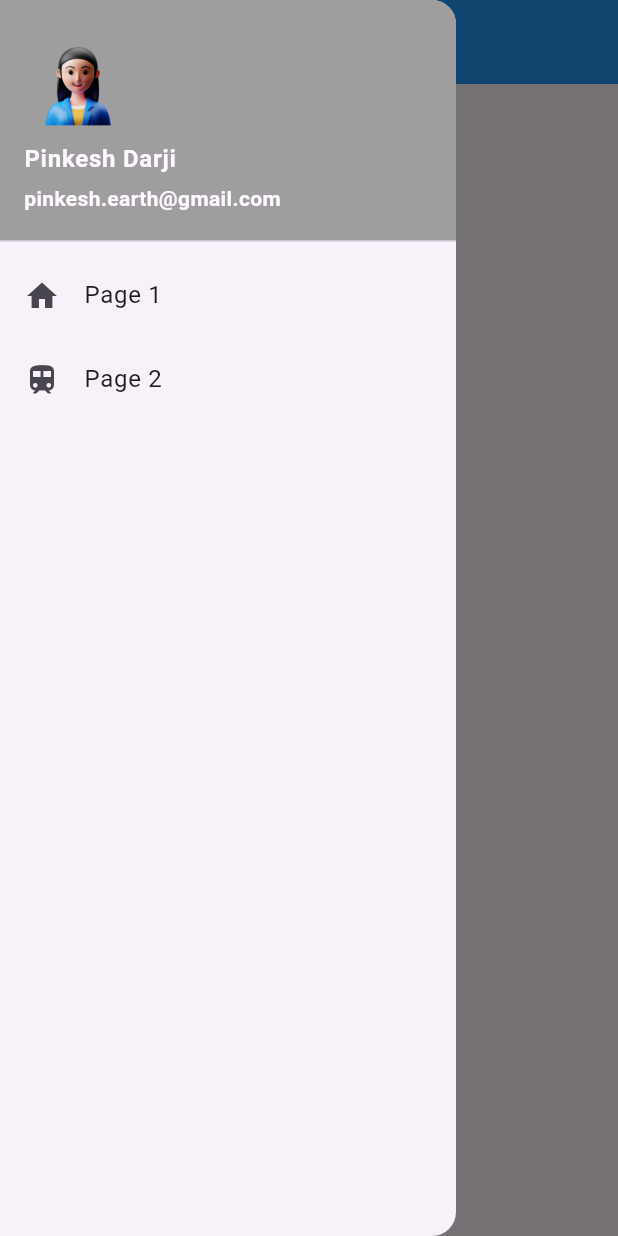
After one commit to rihem435/creche_getx, a Flutter app: the HomeScreen screen opened directly, with the side drawer open, on a phone screen of 412 x 824 dp. The commit adds this screen. Run offline on Flutter 3.47's test engine with Material 3 defaults, Android fonts, the phone set to English and light mode, and no system bars; our stand-ins replace dio, get_storage; accounts and stored records are empty.

Commit message:
add screen home, package getStorage

```diff
--- /dev/null
+++ b/lib/screen/home_screen.dart
@@ -0,0 +1,63 @@
+import 'package:flutter/material.dart';
+
+class HomeScreen extends StatelessWidget {
+  const HomeScreen({super.key});
+
+  @override
+  Widget build(BuildContext context) {
+    return Scaffold(
+      appBar: AppBar(
+        title: const Text(
+          "Mes enfants",
+          style: TextStyle(fontSize: 25, color: Colors.white),
+        ),
+        backgroundColor: Colors.blue,
+      ),
+      drawer: Drawer(
+        child: ListView(
+          // Important: Remove any padding from the ListView.
+          padding: EdgeInsets.zero,
+          children: [
+            UserAccountsDrawerHeader(
+              // <-- SEE HERE
+              decoration: const BoxDecoration(color: Colors.grey),
+              accountName: const Text(
+                "Pinkesh Darji",
+                style: TextStyle(
+                  fontWeight: FontWeight.bold,
+                ),
+              ),
+              accountEmail: const Text(
+                "pinkesh.earth@gmail.com",
+                style: TextStyle(
+                  fontWeight: FontWeight.bold,
+                ),
+              ),
+              currentAccountPicture: Image.asset(
+                "assets/images/parent.png",
+              ),
+            ),
+            ListTile(
+              leading: const Icon(
+                Icons.home,
+              ),
+              title: const Text('Page 1'),
+              onTap: () {
+                Navigator.pop(context);
+              },
+            ),
+            ListTile(
+              leading: const Icon(
+                Icons.train,
+              ),
+              title: const Text('Page 2'),
+              onTap: () {
+                Navigator.pop(context);
+              },
+            ),
+          ],
+        ),
+      ),
+    );
+  }
+}
--- a/pubspec.yaml
+++ b/pubspec.yaml
@@ -36,6 +36,7 @@ dependencies:
   # Use with the CupertinoIcons class for iOS style icons.
   cupertino_icons: ^1.0.6
   dio: ^5.5.0+1
+  get_storage: ^2.1.1
 
 dev_dependencies:
   flutter_test:
```
Also changed, not shown: lib/main.dart (+5 -2 lines), lib/models/user_login_model.dart (added, +64 -0 lines), lib/screen/login_screen.dart (+41 -11 lines), assets/images/parent.png (added), pubspec.lock, 1 other file.
